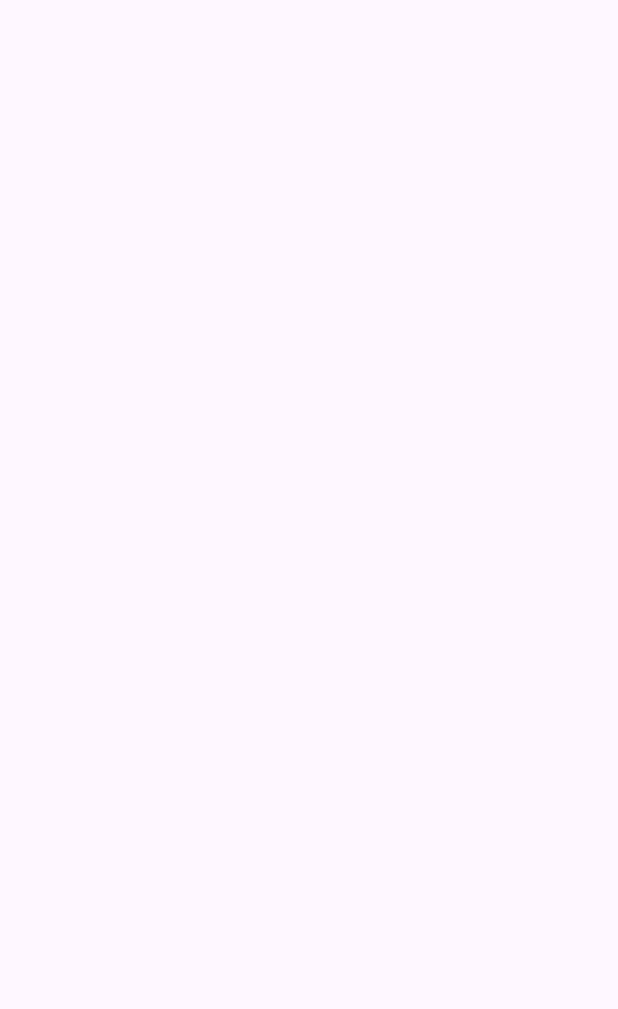
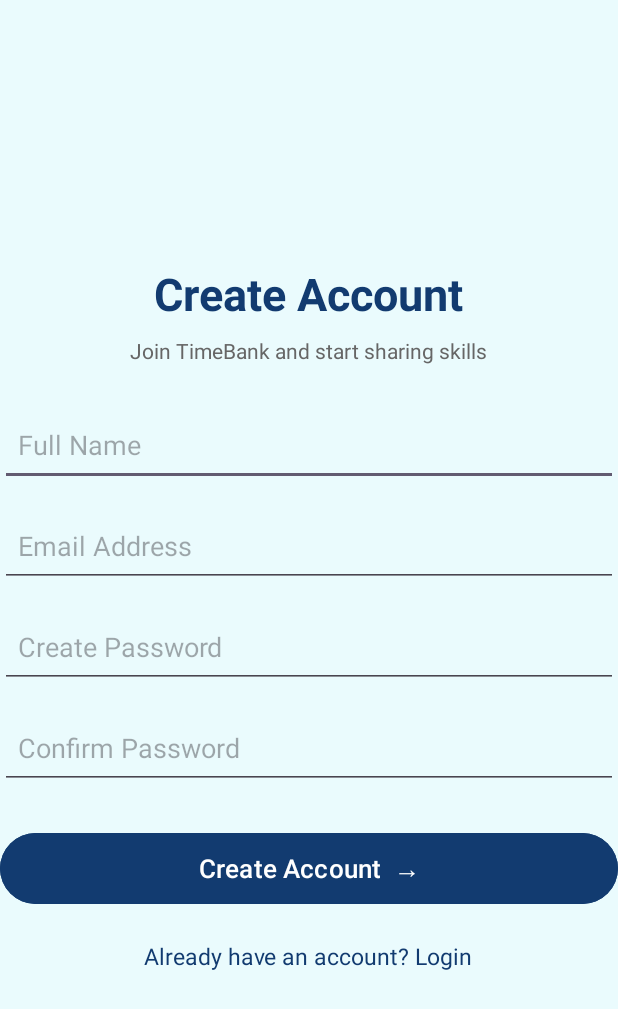
Before and after one commit to coderiraj123/TimeBank-Android-App, an Android app: the signup screen opened directly, with no data from a screen before it, on a phone screen of 412 x 824 dp. Before the commit the part shown is empty. Shown: the top 1009 px of the screen. Run offline under Robolectric (Android 15) with nearby library versions, the phone set to English and light mode, and no system bars.

Commit message:
Add TimeBank Signup and login page  UI Day1

```diff
--- a/app/src/main/java/com/timebank/app/signup.java
+++ b/app/src/main/java/com/timebank/app/signup.java
@@ -1,6 +1,13 @@
 package com.timebank.app;
 
+import android.content.Intent;
+import android.content.SharedPreferences;
 import android.os.Bundle;
+import android.util.Patterns;
+import android.widget.Button;
+import android.widget.EditText;
+import android.widget.TextView;
+import android.widget.Toast;
 
 import androidx.activity.EdgeToEdge;
 import androidx.appcompat.app.AppCompatActivity;
@@ -9,6 +16,10 @@ import androidx.core.view.ViewCompat;
 import androidx.core.view.WindowInsetsCompat;
 
 public class signup extends AppCompatActivity {
+    EditText Name,Email,Password,ConfirmPass;
+    TextView Already;
+    Button btnsignup;
+
 
     @Override
     protected void onCreate(Bundle savedInstanceState) {
@@ -20,5 +31,47 @@ public class signup extends AppCompatActivity {
             v.setPadding(systemBars.left, systemBars.top, systemBars.right, systemBars.bottom);
             return insets;
         });
+        Name=findViewById(R.id.etName);
+        Email=findViewById(R.id.etEmail);
+        Password=findViewById(R.id.etPassword);
+        ConfirmPass=findViewById(R.id.etConfirmPassword);
+        btnsignup=findViewById(R.id.btnSignup);
+        Already=findViewById(R.id.tvLogin);
+        btnsignup.setOnClickListener(view -> {
+            String n=Name.getText().toString().trim();
+            String p=Password.getText().toString().trim();
+            String c=ConfirmPass.getText().toString().trim();
+            String e=Email.getText().toString().trim();
+            if(n.isEmpty()){
+                Name.setError("FIeld is required!");
+            } else if (e.isEmpty()|| !Patterns.EMAIL_ADDRESS.matcher(e).matches()) {
+                Email.setError("Email is invalid!");
+
+            } else if (p.isEmpty()||p.length()<8) {
+                Password.setError("password must contain 8 character");
+
+            } else if (!p.equals(c)) {
+                ConfirmPass.setError("not match");
+
+            }
+            else {
+                SharedPreferences per=getSharedPreferences("Userdata",MODE_PRIVATE);
+                per.edit().putString("name",n)
+                        .putString("Email",e)
+                        .putString("password", p)
+                        .apply();
+                Toast.makeText(signup.this,"Let's Go to improve skills",Toast.LENGTH_LONG).show();
+                Intent intent=new Intent(signup.this,login.class);
+                startActivity(intent);
+                finish();
+
+
+            }
+
+        });
+        Already.setOnClickListener(view -> {
+            Intent I=new Intent(signup.this, login.class);
+            startActivity(I);
+        });
     }
 }
--- a/app/src/main/res/layout/activity_signup.xml
+++ b/app/src/main/res/layout/activity_signup.xml
@@ -1,10 +1,83 @@
 <?xml version="1.0" encoding="utf-8"?>
-<androidx.constraintlayout.widget.ConstraintLayout xmlns:android="http://schemas.android.com/apk/res/android"
-    xmlns:app="http://schemas.android.com/apk/res-auto"
-    xmlns:tools="http://schemas.android.com/tools"
-    android:id="@+id/main"
+<LinearLayout xmlns:android="http://schemas.android.com/apk/res/android"
     android:layout_width="match_parent"
     android:layout_height="match_parent"
-    tools:context=".signup">
+    android:background="#EAFBFD"
+    android:gravity="center"
+    android:id="@+id/main"
+    android:orientation="vertical"
+    android:padding="35dp">
 
-</androidx.constraintlayout.widget.ConstraintLayout>
+    <TextView
+        android:layout_width="wrap_content"
+        android:layout_height="wrap_content"
+        android:text="Create Account"
+        android:textColor="#123B70"
+        android:textSize="30sp"
+        android:textStyle="bold" />
+
+    <TextView
+        android:layout_width="wrap_content"
+        android:layout_height="wrap_content"
+        android:layout_marginTop="8dp"
+        android:layout_marginBottom="25dp"
+        android:text="Join TimeBank and start sharing skills"
+        android:textColor="#666666"
+        android:textSize="14sp" />
+
+    <EditText
+        android:id="@+id/etName"
+        android:layout_width="match_parent"
+        android:layout_height="55dp"
+        android:hint="Full Name"
+        android:inputType="textPersonName"
+        android:padding="12dp" />
+
+    <EditText
+        android:id="@+id/etEmail"
+        android:layout_width="match_parent"
+        android:layout_height="55dp"
+        android:layout_marginTop="12dp"
+        android:hint="Email Address"
+        android:inputType="textEmailAddress"
+        android:padding="12dp" />
+
+    <EditText
+        android:id="@+id/etPassword"
+        android:layout_width="match_parent"
+        android:layout_height="55dp"
+        android:layout_marginTop="12dp"
+        android:hint="Create Password"
+        android:inputType="textPassword"
+        android:padding="12dp" />
+
+    <EditText
+        android:id="@+id/etConfirmPassword"
+        android:layout_width="match_parent"
+        android:layout_height="55dp"
+        android:layout_marginTop="12dp"
+        android:hint="Confirm Password"
+        android:inputType="textPassword"
+        android:padding="12dp" />
+
+    <Button
+        android:id="@+id/btnSignup"
+        android:layout_width="match_parent"
+        android:layout_height="55dp"
+        android:layout_marginTop="25dp"
+        android:backgroundTint="#123B70"
+        android:text="Create Account  →"
+        android:textAllCaps="false"
+        android:textColor="#FFFFFF"
+        android:textSize="17sp" />
+
+    <TextView
+        android:id="@+id/tvLogin"
+        android:layout_width="wrap_content"
+        android:layout_height="wrap_content"
+        android:layout_marginTop="20dp"
+        android:text="Already have an account? Login"
+        android:textColor="#123B70"
+        android:textSize="15sp" />
+
+</LinearLayout>
```
Also changed, not shown: app/src/main/res/layout/activity_login.xml (+65 -2 lines).
